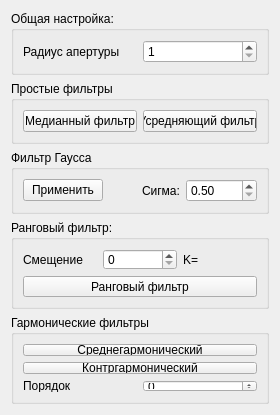
Above: simpleaver.ui from dive155/SmartImage before the change. Below: the same form after it.
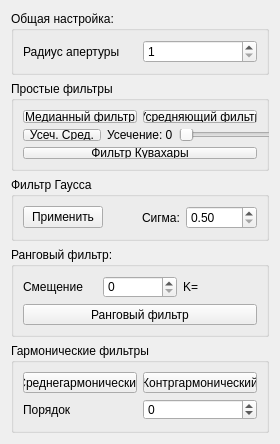
That is the form after the change.

Commit message: Added 2 new simple filters, bugfixes, ui tweaks

```diff
--- a/simpleaver.ui
+++ b/simpleaver.ui
@@ -7,25 +7,25 @@
     <x>0</x>
     <y>0</y>
     <width>280</width>
-    <height>415</height>
+    <height>444</height>
    </rect>
   </property>
   <property name="minimumSize">
    <size>
     <width>280</width>
-    <height>415</height>
+    <height>444</height>
    </size>
   </property>
   <property name="maximumSize">
    <size>
-    <width>280</width>
-    <height>415</height>
+    <width>288</width>
+    <height>444</height>
    </size>
   </property>
   <property name="windowTitle">
    <string>Form</string>
   </property>
-  <layout class="QVBoxLayout" name="verticalLayout_3">
+  <layout class="QVBoxLayout" name="verticalLayout_4">
    <item>
     <widget class="QGroupBox" name="groupBox">
      <property name="title">
@@ -57,6 +57,8 @@
      <property name="title">
       <string>Простые фильтры</string>
      </property>
+     <layout class="QVBoxLayout" name="verticalLayout_3">
+      <item>
      <layout class="QHBoxLayout" name="horizontalLayout_7">
       <item>
        <widget class="QPushButton" name="pushButton_4">
@@ -73,6 +75,49 @@
        </widget>
       </item>
      </layout>
+      </item>
+      <item>
+       <layout class="QHBoxLayout" name="horizontalLayout_9">
+        <item>
+         <widget class="QPushButton" name="cutAverBut">
+          <property name="text">
+           <string>Усеч. Сред.</string>
+          </property>
+         </widget>
+        </item>
+        <item>
+         <widget class="QLabel" name="cut_Label">
+          <property name="text">
+           <string>Усечение: 0</string>
+          </property>
+         </widget>
+        </item>
+        <item>
+         <widget class="QSlider" name="horizontalSlider">
+          <property name="minimumSize">
+           <size>
+            <width>100</width>
+            <height>0</height>
+           </size>
+          </property>
+          <property name="maximum">
+           <number>4</number>
+          </property>
+          <property name="orientation">
+           <enum>Qt::Horizontal</enum>
+          </property>
+         </widget>
+        </item>
+       </layout>
+      </item>
+      <item>
+       <widget class="QPushButton" name="cuvBut">
+        <property name="text">
+         <string>Фильтр Кувахары</string>
+        </property>
+       </widget>
+      </item>
+     </layout>
     </widget>
    </item>
    <item>
@@ -168,6 +213,17 @@
      <layout class="QHBoxLayout" name="horizontalLayout_6">
       <item>
        <layout class="QGridLayout" name="gridLayout">
+        <item row="3" column="0">
+         <layout class="QHBoxLayout" name="horizontalLayout_4">
+          <item>
+           <widget class="QLabel" name="label_9">
+            <property name="text">
+             <string>Порядок</string>
+            </property>
+           </widget>
+          </item>
+         </layout>
+        </item>
         <item row="1" column="0">
          <widget class="QPushButton" name="pushButtonGarm1">
           <property name="text">
@@ -175,23 +231,14 @@
           </property>
          </widget>
         </item>
-        <item row="2" column="0">
+        <item row="1" column="1">
          <widget class="QPushButton" name="pushButtonGarm2">
           <property name="text">
            <string>Контргармонический</string>
           </property>
          </widget>
         </item>
-        <item row="3" column="0">
-         <layout class="QHBoxLayout" name="horizontalLayout_4">
-          <item>
-           <widget class="QLabel" name="label_9">
-            <property name="text">
-             <string>Порядок</string>
-            </property>
-           </widget>
-          </item>
-          <item>
+        <item row="3" column="1">
            <widget class="QSpinBox" name="spinBoxGarm">
             <property name="minimum">
              <number>-10</number>
@@ -200,8 +247,6 @@
              <number>10</number>
             </property>
            </widget>
-          </item>
-         </layout>
         </item>
        </layout>
       </item>
```
Lines whose indentation alone changed are shown as unchanged. The commit also changes 6 other files.
